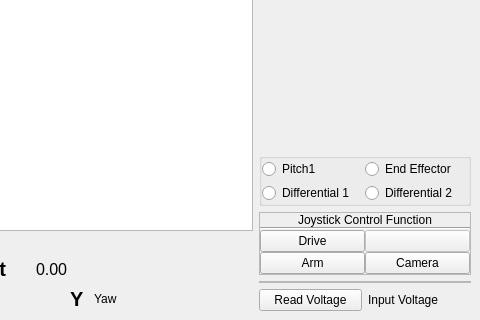
Above: catkin_ws/src/hci/MainWindow_V4.ui from mcgill-robotics-archive/rover-archive before the change; both pictures show x 514 to 994 and y 459 to 779 of the 994 by 779 pixel window. Below: the same form after it.
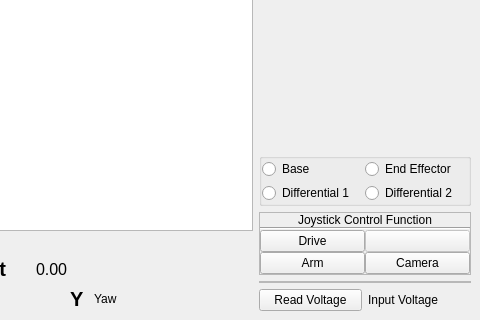
That is the form after the change. Custom widgets are drawn as their Qt base class.

Commit message: Add base roll for hci

```diff
--- a/catkin_ws/src/hci/MainWindow_V4.ui
+++ b/catkin_ws/src/hci/MainWindow_V4.ui
@@ -855,13 +855,9 @@
          <property name="verticalSpacing">
           <number>4</number>
          </property>
-         <item row="0" column="0">
-          <widget class="QRadioButton" name="pitch1">
-           <property name="text">
-            <string>Pitch1</string>
-           </property>
-          </widget>
-         </item>
+         <property name="margin">
+          <number>0</number>
+         </property>
          <item row="0" column="1">
           <widget class="QRadioButton" name="end_eff">
            <property name="text">
@@ -872,6 +868,13 @@
            </property>
           </widget>
          </item>
+         <item row="0" column="0">
+          <widget class="QRadioButton" name="base">
+           <property name="text">
+            <string>Base</string>
+           </property>
+          </widget>
+         </item>
          <item row="1" column="0">
           <widget class="QRadioButton" name="diff1">
            <property name="text">
```
Left out of the diff: 70 changed lines with no effect on the pictures. The commit also changes 4 other files.
